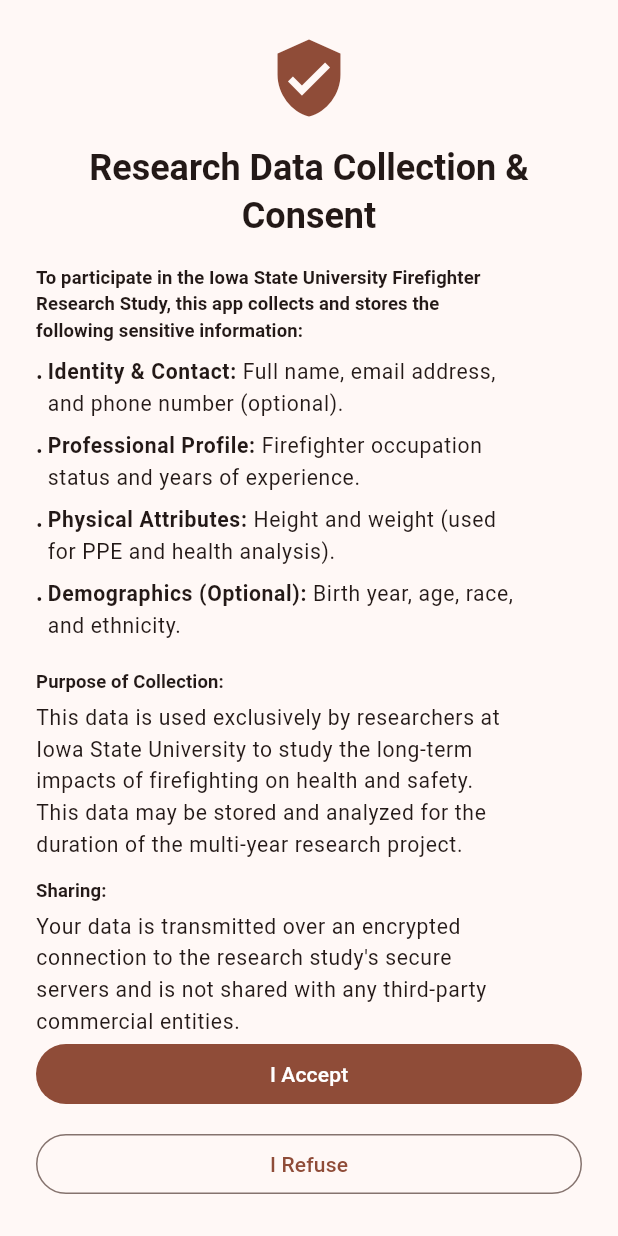
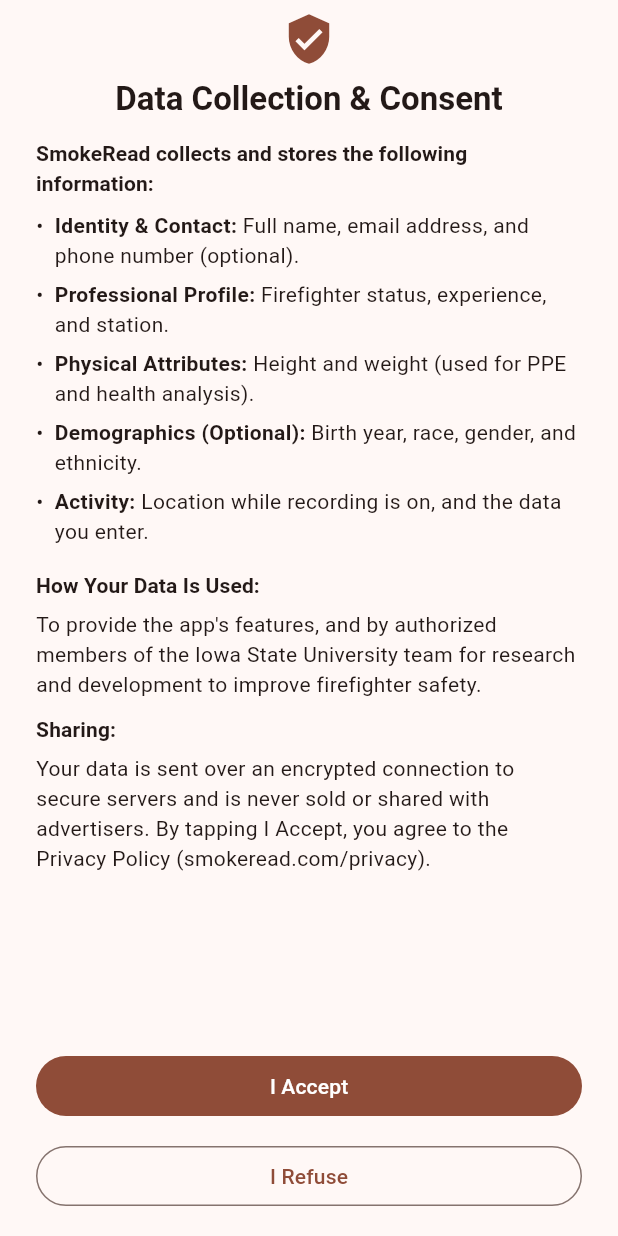
Before and after one commit to zycheah/firefighter-data-hub-frontend, a Flutter app: the screen it shows after launch, on a phone screen of 412 x 824 dp. Run offline on Flutter 3.47's test engine with Material 3 defaults, Android fonts, the phone set to English and light mode, and no system bars; our stand-ins replace flutter_secure_storage, geolocator, logger, permission_handler, shared_preferences, sqflite; missing offline and left inert: flutter_foreground_task; accounts and stored records are empty.

Commit message:
feat(mobile): update consent wording, fit the consent screen and use the iOS location prompts

```diff
--- a/mobile/lib/doc/location_consent.dart
+++ b/mobile/lib/doc/location_consent.dart
@@ -1,5 +1,5 @@
 final Map<String, dynamic> locationAccessContent = {
-  "screen_title": "Location Access for Research",
+  "screen_title": "Location Access",
   "description": "SmokeRead collects location data to enable the tracking of firefighter environmental exposure and duty-related movements, including while the app is running in the background.",
   "usage_section": {
     "title": "How we use this data:",
@@ -10,11 +10,11 @@
       },
       {
         "label": "Sync",
-        "content": "Data is uploaded over an encrypted connection to the research study's secure servers about every 15 minutes."
+        "content": "Data is uploaded over an encrypted connection to secure servers about every 15 minutes."
       },
       {
         "label": "Purpose",
-        "content": "This data is critical for the long-term study of firefighter safety and health outcomes over several years."
+        "content": "Location data helps the Iowa State University team analyze firefighter exposure during work, for research and development to improve firefighter safety."
       }
     ]
   },
--- a/mobile/lib/doc/user_consent.dart
+++ b/mobile/lib/doc/user_consent.dart
@@ -1,7 +1,7 @@
 final Map<String, dynamic> researchConsentContent = {
-  "screen_title": "Research Data Collection & Consent",
+  "screen_title": "Data Collection & Consent",
   "data_collection_section": {
-    "title": "To participate in the Iowa State University Firefighter Research Study, this app collects and stores the following sensitive information:",
+    "title": "SmokeRead collects and stores the following information:",
     "details": [
       {
         "label": "Identity & Contact:",
@@ -9,7 +9,7 @@
       },
       {
         "label": "Professional Profile:",
-        "content": "Firefighter occupation status and years of experience."
+        "content": "Firefighter status, experience, and station."
       },
       {
         "label": "Physical Attributes:",
@@ -17,16 +17,20 @@
       },
       {
         "label": "Demographics (Optional):",
-        "content": "Birth year, age, race, and ethnicity."
+        "content": "Birth year, race, gender, and ethnicity."
+      },
+      {
+        "label": "Activity:",
+        "content": "Location while recording is on, and the data you enter."
       }
     ]
   },
   "purpose_section": {
-    "title": "Purpose of Collection:",
-    "content": "This data is used exclusively by researchers at Iowa State University to study the long-term impacts of firefighting on health and safety. This data may be stored and analyzed for the duration of the multi-year research project."
+    "title": "How Your Data Is Used:",
+    "content": "To provide the app's features, and by authorized members of the Iowa State University team for research and development to improve firefighter safety."
   },
   "sharing_section": {
     "title": "Sharing:",
-    "content": "Your data is transmitted over an encrypted connection to the research study's secure servers and is not shared with any third-party commercial entities."
+    "content": "Your data is sent over an encrypted connection to secure servers and is never sold or shared with advertisers. By tapping I Accept, you agree to the Privacy Policy (smokeread.com/privacy)."
   }
 };
--- a/mobile/lib/screens/location_onboarding_page.dart
+++ b/mobile/lib/screens/location_onboarding_page.dart
@@ -135,7 +135,7 @@
                       ),
                       const SizedBox(height: 16),
                       Text(
-                        'The research study records your location regularly, including '
+                        'SmokeRead records your location regularly, including '
                         'when the app is in the background. iOS and Android only allow '
                         'this when location access is set to Always (iOS) or Allow all '
                         'the time (Android). With "While Using the App", recording '
@@ -155,8 +155,8 @@
                       ),
                       const SizedBox(height: 10),
                       _bulletLine(
-                        'Why: Location is recorded regularly so researchers can study '
-                        'firefighter exposure during shifts.',
+                        'Why: Location is recorded regularly to analyze firefighter '
+                        'exposure during work.',
                       ),
                       _bulletLine(
                         'Why not “only while using”: The OS does not treat that as '
--- a/mobile/lib/screens/main_navigation.dart
+++ b/mobile/lib/screens/main_navigation.dart
@@ -3,18 +3,17 @@
 import 'package:flutter/material.dart';
 
 import '../services/app_shell_navigation.dart';
+import '../services/consent_preferences_service.dart';
 import '../services/location_background_service.dart';
 import '../services/tracking_diagnostics.dart';
 import '../services/location_service.dart';
 import 'ai_assistant_page.dart';
 import 'glove_support_tab.dart';
 import 'home_tab.dart';
-import 'location_onboarding_page.dart';
 import 'log_event_tab.dart';
 import 'ppe_page.dart';
 import 'settings_page.dart';
 import 'smoke_sampler_page.dart';
-import 'location_consent_page.dart';
 
 class MainNavigation extends StatefulWidget {
   const MainNavigation({super.key});
@@ -91,26 +90,19 @@
     unawaited(LocationBackgroundService().onAppLeftForeground());
   }
 
-  /// Shown after login and whenever the app resumes until "Always" location is granted.
+  /// Shows the system location permission pop-ups once per device; afterwards
+  /// the home screen status card and GPS Preferences let the user change it.
   Future<void> _promptAlwaysLocationIfNeeded() async {
     if (_locationPromptRouteOpen) return;
     if (!mounted) return;
     if (await LocationService().hasAllTheTimeLocationAccess()) return;
-    if (!mounted) return;
+    final consentPrefs = ConsentPreferencesService();
+    if (await consentPrefs.getAlwaysLocationPromptShown()) return;
+    await consentPrefs.setAlwaysLocationPromptShown();
 
     _locationPromptRouteOpen = true;
     try {
-      final ok = await showLocationConsentIfNeeded(
-        context,
-        hasOsLocationPermission: () => LocationService().hasAnyLocationPermission(),
-      );
-      if (!ok || !mounted) return;
-      await Navigator.of(context).push<void>(
-        MaterialPageRoute<void>(
-          fullscreenDialog: true,
-          builder: (context) => const LocationOnboardingPage(),
-        ),
-      );
+      await LocationService().requestAllTheTimeLocationAccess();
       await LocationBackgroundService().resyncTrackingFromPreferences();
     } finally {
       _locationPromptRouteOpen = false;
--- a/mobile/lib/screens/settings_page.dart
+++ b/mobile/lib/screens/settings_page.dart
@@ -479,7 +479,7 @@
                 ),
                 const SizedBox(height: 6),
                 _bulletLine(
-                  'Location is recorded regularly for the firefighter exposure study.',
+                  'Location is recorded regularly to analyze firefighter exposure during work.',
                 ),
                 _bulletLine(
                   '“While using the app” is not permission to keep locating you when the app '
--- a/mobile/lib/screens/user_consent_page.dart
+++ b/mobile/lib/screens/user_consent_page.dart
@@ -64,34 +64,26 @@
       child: Scaffold(
         body: SafeArea(
           child: Padding(
-            padding: const EdgeInsets.all(24.0),
+            padding: const EdgeInsets.fromLTRB(24, 8, 24, 16),
             child: Column(
               crossAxisAlignment: CrossAxisAlignment.stretch,
               children: [
                 Icon(
                   Icons.verified_user,
-                  size: 56,
+                  size: 36,
                   color: Theme.of(context).colorScheme.primary,
                 ),
-                const SizedBox(height: 16),
+                const SizedBox(height: 8),
                 Text(
                   title,
-                  style: Theme.of(context).textTheme.headlineSmall?.copyWith(
+                  style: Theme.of(context).textTheme.titleLarge?.copyWith(
                         fontWeight: FontWeight.bold,
                       ),
                   textAlign: TextAlign.center,
                 ),
-                const SizedBox(height: 16),
+                const SizedBox(height: 12),
                 Expanded(
-                  child: LayoutBuilder(
-                    builder: (context, constraints) {
-                      // Requirement: all consent text must fit on one page without scrolling.
-                      // We scale down the consent content if needed to fit smaller screens.
-                      return FittedBox(
-                        fit: BoxFit.scaleDown,
-                        alignment: Alignment.topLeft,
-                        child: SizedBox(
-                          width: constraints.maxWidth,
+                  child: SingleChildScrollView(
                     child: _ConsentBody(
                       dataTitle: dataTitle,
                       dataDetails: dataDetails,
@@ -101,10 +93,8 @@
                       sharingContent: sharingContent,
                     ),
                   ),
-                      );
-                    },
                 ),
-                ),
+                const SizedBox(height: 12),
                 if (_refuseCount > 0) ...[
                   Text(
                     'User must provide the consent inorder to user app',
@@ -164,18 +154,18 @@
       children: [
         if (dataTitle.isNotEmpty) ...[
           _SectionTitle(text: dataTitle),
-          const SizedBox(height: 10),
+          const SizedBox(height: 8),
         ],
         ...dataDetails.map(
           (item) => Padding(
-            padding: const EdgeInsets.only(bottom: 8.0),
+            padding: const EdgeInsets.only(bottom: 6.0),
             child: _LabeledBullet(
               label: (item['label'] as String?) ?? '',
               content: (item['content'] as String?) ?? '',
             ),
           ),
         ),
-        const SizedBox(height: 12),
+        const SizedBox(height: 10),
         if (purposeTitle.isNotEmpty) ...[
           _SectionTitle(text: purposeTitle),
           const SizedBox(height: 6),
@@ -183,9 +173,9 @@
         if (purposeContent.isNotEmpty)
           Text(
             purposeContent,
-            style: Theme.of(context).textTheme.bodyLarge,
+            style: Theme.of(context).textTheme.bodyMedium,
           ),
-        const SizedBox(height: 12),
+        const SizedBox(height: 10),
         if (sharingTitle.isNotEmpty) ...[
           _SectionTitle(text: sharingTitle),
           const SizedBox(height: 6),
@@ -193,7 +183,7 @@
         if (sharingContent.isNotEmpty)
           Text(
             sharingContent,
-            style: Theme.of(context).textTheme.bodyLarge,
+            style: Theme.of(context).textTheme.bodyMedium,
           ),
       ],
     );
@@ -230,14 +220,11 @@
     return Row(
       crossAxisAlignment: CrossAxisAlignment.start,
       children: [
-        const Padding(
-          padding: EdgeInsets.only(top: 6.0),
-          child: Text('• '),
-        ),
+        Text('•  ', style: Theme.of(context).textTheme.bodyMedium),
         Expanded(
           child: RichText(
             text: TextSpan(
-              style: Theme.of(context).textTheme.bodyLarge,
+              style: Theme.of(context).textTheme.bodyMedium,
               children: [
                 if (effectiveLabel.isNotEmpty)
                   TextSpan(
--- a/mobile/lib/services/consent_preferences_service.dart
+++ b/mobile/lib/services/consent_preferences_service.dart
@@ -10,6 +10,8 @@
 
   static const String _userConsentAcceptedKey = 'user_consent_accepted';
   static const String _locationConsentAcceptedKey = 'location_consent_accepted';
+  static const String _alwaysLocationPromptShownKey =
+      'always_location_prompt_shown';
 
   Future<bool> getUserConsentAccepted() async {
     final prefs = await SharedPreferences.getInstance();
@@ -30,4 +32,15 @@
     final prefs = await SharedPreferences.getInstance();
     await prefs.setBool(_locationConsentAcceptedKey, accepted);
   }
+
+  /// Whether the "Always" location prompt has already been shown on this device.
+  Future<bool> getAlwaysLocationPromptShown() async {
+    final prefs = await SharedPreferences.getInstance();
+    return prefs.getBool(_alwaysLocationPromptShownKey) ?? false;
+  }
+
+  Future<void> setAlwaysLocationPromptShown() async {
+    final prefs = await SharedPreferences.getInstance();
+    await prefs.setBool(_alwaysLocationPromptShownKey, true);
+  }
 }
```
Also changed, not shown: 2 other files. Lines whose indentation alone changed are shown as unchanged.
